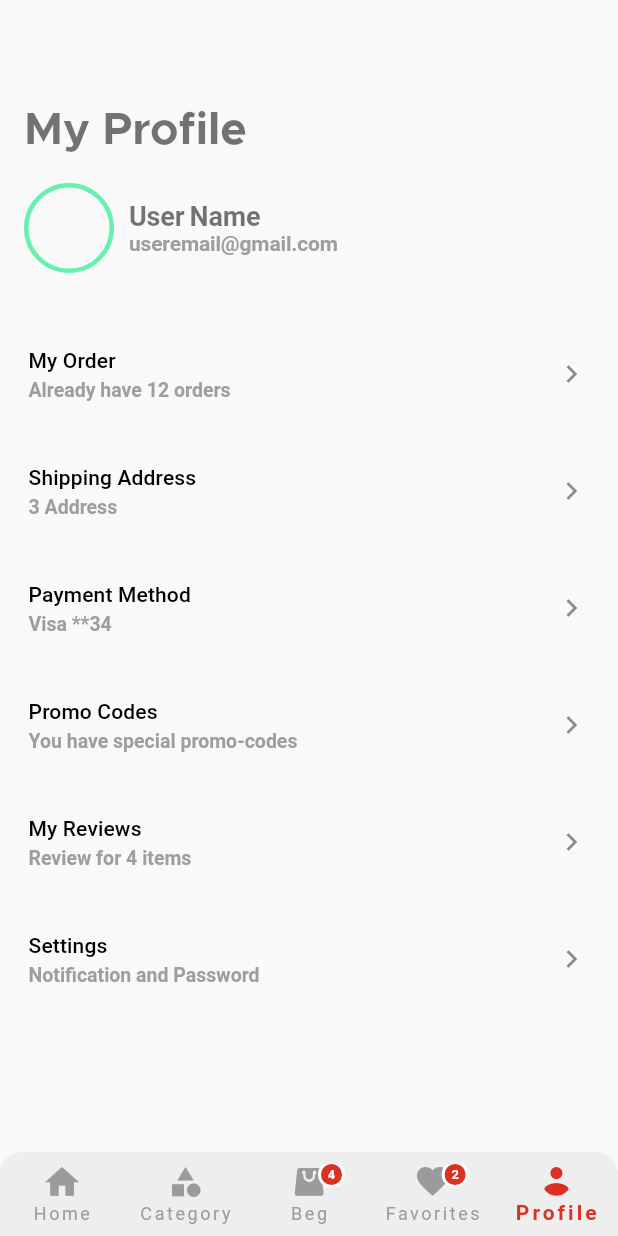
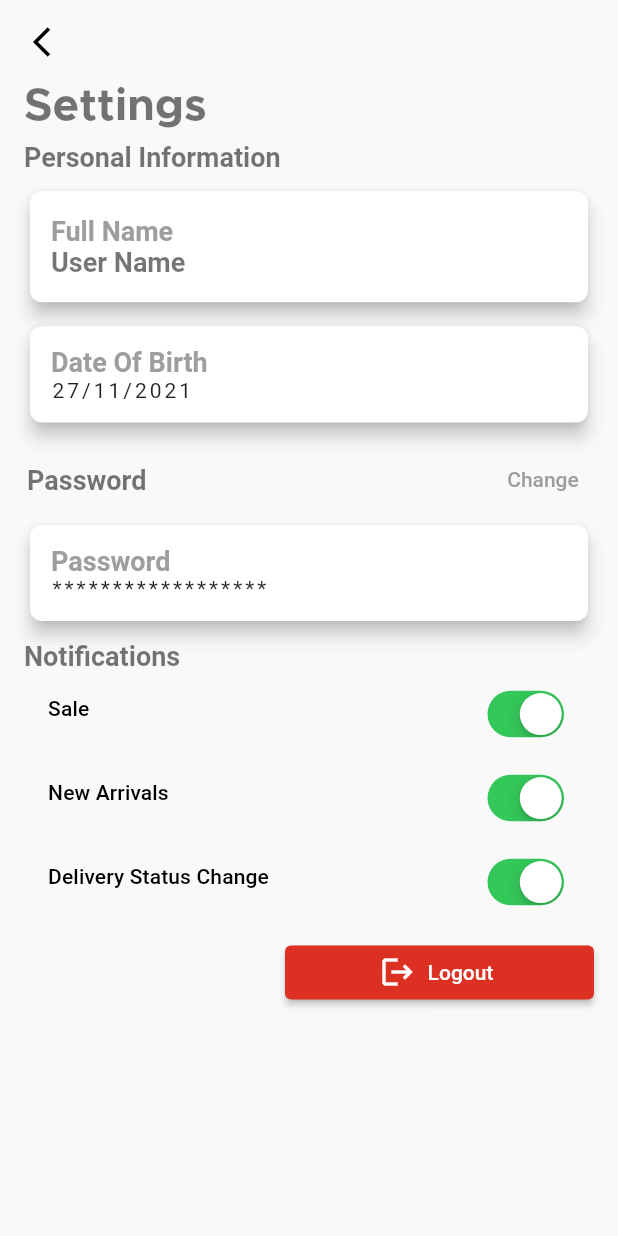
Before and after one commit to Muhammad-Sharif-Ullah/flutter_eshop, a Flutter app: the screen it shows after launch, item 5 of the bottom bar chosen, after a tap on "Settings", on a phone screen of 412 x 824 dp. Run offline on Flutter 3.47's test engine with Material 2 defaults, Android fonts, the light colour scheme and no system bars; our stand-ins replace carousel_slider.

Commit message:
Profile Settings view Now Working but every section not functionable

```diff
--- a/lib/pages/forgot_pass_view.dart
+++ b/lib/pages/forgot_pass_view.dart
@@ -21,10 +21,10 @@ class _ForgotPassPageState extends State<ForgotPassPage> {
   Widget build(BuildContext context) {
     final Size size = MediaQuery.of(context).size;
     final double width = size.width;
-    final double height = size.height;
+    // final double height = size.height;
     final TextTheme textTheme = Theme.of(context).textTheme;
-    final bool isDarkMode =
-        MediaQuery.of(context).platformBrightness == Brightness.dark;
+    // final bool isDarkMode =
+    //     MediaQuery.of(context).platformBrightness == Brightness.dark;
 
     Widget requestToResetPass() {
       return BigSplashButton(
--- a/lib/pages/nav_views/profile_view.dart
+++ b/lib/pages/nav_views/profile_view.dart
@@ -1,5 +1,5 @@
 import 'package:flutter/material.dart';
-import 'package:flutter_eshop/theme/app_colors.dart';
+import 'package:flutter_eshop/routes/app_pages.dart';
 import 'package:flutter_eshop/theme/app_constant.dart';
 import 'package:flutter_eshop/widget/bottom_nav_widget.dart';
 
@@ -14,24 +14,27 @@ class ProfleView extends StatelessWidget {
 
     //   body: SafeArea(child: Center(child: Text("Profle View"))),
     // );
-    final Size size = MediaQuery.of(context).size;
-    final double width = size.width;
-    final double height = size.height;
+    // final Size size = MediaQuery.of(context).size;
+    // final double width = size.width;
+    // final double height = size.height;
     final TextTheme textTheme = Theme.of(context).textTheme;
-    final bool isDarkMode =
-        MediaQuery.of(context).platformBrightness == Brightness.dark;
+    // final bool isDarkMode =
+    //     MediaQuery.of(context).platformBrightness == Brightness.dark;
 
     return Scaffold(
-      appBar: AppBar(),
+      // appBar: AppBar(),
       extendBody: true,
       bottomNavigationBar: const CustomBottomNavigator(),
       body: SingleChildScrollView(
         physics: const ClampingScrollPhysics(),
         child: Padding(
-          padding: const EdgeInsets.all(AppConstant.kPadding),
+          padding: const EdgeInsets.symmetric(horizontal: AppConstant.kPadding),
           child: Column(
             crossAxisAlignment: CrossAxisAlignment.start,
             children: [
+              SizedBox(
+                height: MediaQuery.of(context).padding.top + 10,
+              ),
               Text(
                 'My Profile',
                 style: textTheme.headline1,
@@ -110,8 +113,8 @@ class ProfleView extends StatelessWidget {
                 context,
                 title: 'Settings',
                 text: 'Notification and Password',
-                // onTap: () => Get.to(() => SettingsView()),
-                onTap: () {},
+                onTap: () => Navigator.pushNamed(context, AppRoutes.settings),
+                // onTap: () {},
               ),
               // onTap: () async {
               //   await FireBaseAuth.logOut();
--- /dev/null
+++ b/lib/pages/nav_views/settings_view.dart
@@ -0,0 +1,323 @@
+import 'package:flutter/cupertino.dart';
+import 'package:flutter/material.dart';
+import 'package:flutter_eshop/theme/app_colors.dart';
+import 'package:flutter_eshop/theme/app_constant.dart';
+import 'package:flutter_eshop/utils/validator.dart';
+import 'package:flutter_eshop/widget/password_field.dart';
+import 'package:intl/intl.dart';
+
+class SettingsView extends StatefulWidget {
+  const SettingsView({Key? key}) : super(key: key);
+
+  @override
+  State<SettingsView> createState() => _SettingsViewState();
+}
+
+class _SettingsViewState extends State<SettingsView> {
+  @override
+  Widget build(BuildContext context) {
+    DateTime newDOB = DateTime.now();
+    DateTime oldDOB = DateTime.now();
+    final inputFormat = DateFormat('dd/MM/yyyy');
+    final double width = MediaQuery.of(context).size.width;
+    final double height = MediaQuery.of(context).size.height;
+
+    getFormatDOB() => inputFormat.format(newDOB);
+    final bool isDarkMode =
+        MediaQuery.of(context).platformBrightness == Brightness.dark;
+    final TextTheme textTheme = Theme.of(context).textTheme;
+
+    return Scaffold(
+      backgroundColor:
+          isDarkMode ? AppColors.backgroundDark : AppColors.backgroundLight,
+      appBar: AppBar(
+        // title: Text('SettingsView'),
+        // iconTheme: IconThemeData(),
+        leading: IconButton(
+          icon: const Icon(Icons.arrow_back_ios_sharp),
+          // onPressed: () => Get.back(),
+          onPressed: () => Navigator.pop(context),
+        ),
+        centerTitle: true,
+      ),
+      body: SafeArea(
+        child: SingleChildScrollView(
+          physics: const ClampingScrollPhysics(),
+          child: Padding(
+            padding:
+                const EdgeInsets.symmetric(horizontal: AppConstant.kPadding),
+            child: Column(
+              crossAxisAlignment: CrossAxisAlignment.start,
+              children: [
+                Text(
+                  'Settings',
+                  style: textTheme.headline1,
+                ),
+                SizedBox(height: height * .01),
+                Text(
+                  'Personal Information',
+                  style: textTheme.headline3,
+                ),
+                SizedBox(height: height * .01),
+                SettingCard(
+                  height: 74,
+                  isDarkMode: isDarkMode,
+                  width: width,
+                  child: Column(
+                    mainAxisAlignment: MainAxisAlignment.center,
+                    crossAxisAlignment: CrossAxisAlignment.start,
+                    children: [
+                      Text("Full Name",
+                          style: textTheme.caption?.copyWith(
+                              color: Colors.grey,
+                              wordSpacing: 0,
+                              fontWeight: FontWeight.bold)),
+                      Text("User Name", style: textTheme.caption),
+                    ],
+                  ),
+                ),
+                SizedBox(height: height * .01),
+                InkWell(
+                  onTap: () => changeDOB(newDOB, oldDOB, isDarkMode, context),
+                  child: SettingCard(
+                      height: 64,
+                      isDarkMode: isDarkMode,
+                      width: width,
+                      child: Column(
+                        mainAxisAlignment: MainAxisAlignment.center,
+                        crossAxisAlignment: CrossAxisAlignment.start,
+                        children: [
+                          Text(
+                            "Date Of Birth",
+                            style: textTheme.caption?.copyWith(
+                                color: Colors.grey,
+                                wordSpacing: 0,
+                                fontWeight: FontWeight.bold),
+                          ),
+                          Text(getFormatDOB().toString())
+                        ],
+                      )),
+                ),
+                SizedBox(height: height * .01),
+                Padding(
+                  padding: const EdgeInsets.all(2.0),
+                  child: Row(
+                    mainAxisAlignment: MainAxisAlignment.spaceBetween,
+                    children: [
+                      Text(
+                        'Password',
+                        style: textTheme.headline3,
+                      ),
+                      TextButton(
+                          onPressed: () {
+                            changePassword(context, height);
+                          },
+                          child: const Text("Change",
+                              style: TextStyle(color: Colors.grey))),
+                    ],
+                  ),
+                ),
+                SettingCard(
+                  height: 64,
+                  isDarkMode: isDarkMode,
+                  width: width,
+                  child: Column(
+                    mainAxisAlignment: MainAxisAlignment.center,
+                    crossAxisAlignment: CrossAxisAlignment.start,
+                    children: [
+                      Text("Password",
+                          style: textTheme.caption?.copyWith(
+                              color: Colors.grey,
+                              wordSpacing: 0,
+                              fontWeight: FontWeight.bold)),
+                      const Text("******************")
+                    ],
+                  ),
+                ),
+                SizedBox(height: height * .011),
+                Text(
+                  'Notifications',
+                  style: textTheme.headline3,
+                ),
+                buildSwitchButton("Sale", true, context, textTheme),
+                buildSwitchButton("New Arrivals", true, context, textTheme),
+                buildSwitchButton(
+                  "Delivery Status Change",
+                  true,
+                  context,
+                  textTheme,
+                ),
+                SizedBox(height: height * .01),
+                Align(
+                  alignment: Alignment.centerRight,
+                  child: SizedBox(
+                    width: width * .5,
+                    child: ElevatedButton.icon(
+                        onPressed: () async {
+                          // await FireBaseAuth.logOut();
+                          // Get.offAllNamed(Routes.AUTHENTICATION);
+                        },
+                        icon: const Icon(Icons.logout),
+                        label: const Text("Logout")),
+                  ),
+                )
+              ],
+            ),
+          ),
+        ),
+      ),
+    );
+  }
+
+  Future<dynamic> changePassword(BuildContext context, double height) {
+    TextEditingController oldPASS = TextEditingController();
+    TextEditingController newPAss = TextEditingController();
+
+    return showModalBottomSheet<void>(
+      context: context,
+      builder: (BuildContext context) {
+        return Container(
+          color: Colors.white,
+          height: height,
+          child: Column(
+            children: [
+              Expanded(
+                child: PasswordField(
+                  label: 'Old Password',
+                  hintText: "********",
+                  passCNT: oldPASS,
+                  validator: (String? value) => Validator.passValidate(value),
+                ),
+              ),
+            ],
+          ),
+        );
+      },
+    );
+  }
+
+  Future<dynamic> changeDOB(
+      DateTime newDOB, DateTime oldDOB, bool isDarkMode, BuildContext context) {
+    // return Get.defaultDialog(
+    //   backgroundColor: isDarkMode ? AppColors.blackDark : AppColors.white,
+    //   title: "Select Date Of Birth",
+    //   titleStyle:
+    //       TextStyle(color: !isDarkMode ? AppColors.blackDark : AppColors.white),
+    //   confirm: ElevatedButton(
+    //     onPressed: () {
+    //       //TODO: Changing Code with Backend
+    //       newDOB = oldDOB;
+    //       // Get.back();
+    //       Navigator.pop(context);
+    //     },
+    //     child: const Text("Change Now"),
+    //     style: ElevatedButton.styleFrom(primary: AppColors.success),
+    //   ),
+    //   cancel: ElevatedButton(
+    //       onPressed: () => Navigator.pop(context), child: const Text("Cancel")),
+    //   content: Container(
+    //     color: Colors.white,
+    //     height: 300,
+    //     child: CupertinoTheme(
+    //       data: CupertinoThemeData(
+    //         brightness: isDarkMode ? Brightness.dark : Brightness.light,
+    //       ),
+    //       child: CupertinoDatePicker(
+    //         backgroundColor: isDarkMode ? AppColors.blackDark : AppColors.white,
+    //         mode: CupertinoDatePickerMode.date,
+    //         initialDateTime: newDOB,
+    //         onDateTimeChanged: (DateTime newDateTime) {
+    //           oldDOB = newDateTime;
+    //         },
+    //       ),
+    //     ),
+    //   ),
+    // );
+    return showDialog(
+      context: context,
+      builder: (context) => AlertDialog(
+        actions: [
+          ElevatedButton(
+            onPressed: () => Navigator.pop(context),
+            child: const Text("Cancel"),
+          ),
+          ElevatedButton(
+            onPressed: () {
+              //TODO: Changing Code with Backend
+              newDOB = oldDOB;
+              // Get.back();
+              Navigator.pop(context);
+            },
+            child: const Text("Change Now"),
+            style: ElevatedButton.styleFrom(primary: AppColors.success),
+          )
+        ],
+        backgroundColor: isDarkMode ? AppColors.blackDark : AppColors.white,
+        title: Text(
+          'Select Date Of Birth',
+          style: TextStyle(
+              color: !isDarkMode ? AppColors.blackDark : AppColors.white),
+        ),
+        content: Container(
+          color: Colors.white,
+          height: 300,
+          child: CupertinoTheme(
+            data: CupertinoThemeData(
+              brightness: isDarkMode ? Brightness.dark : Brightness.light,
+            ),
+            child: CupertinoDatePicker(
+              backgroundColor:
+                  isDarkMode ? AppColors.blackDark : AppColors.white,
+              mode: CupertinoDatePickerMode.date,
+              initialDateTime: newDOB,
+              onDateTimeChanged: (DateTime newDateTime) {
+                oldDOB = newDateTime;
+              },
+            ),
+          ),
+        ),
+      ),
+    );
+  }
+
+  ListTile buildSwitchButton(String btnName, bool onActive,
+      BuildContext context, TextTheme textTheme) {
+    return ListTile(
+      leading: Text(btnName, style: textTheme.subtitle2),
+      trailing: CupertinoSwitch(
+        value: onActive,
+        onChanged: (value) {},
+      ),
+    );
+  }
+}
+
+class SettingCard extends StatelessWidget {
+  const SettingCard({
+    Key? key,
+    this.height = 64,
+    required this.child,
+    required this.isDarkMode,
+    required this.width,
+  }) : super(key: key);
+  final Widget child;
+  final double height;
+  final bool isDarkMode;
+  final double width;
+
+  @override
+  Widget build(BuildContext context) {
+    return Card(
+      elevation: 5,
+      shape: RoundedRectangleBorder(borderRadius: BorderRadius.circular(8.0)),
+      color: isDarkMode ? AppColors.blackDark : AppColors.white,
+      child: Container(
+        height: height,
+        padding: const EdgeInsets.only(left: 14.0),
+        alignment: Alignment.centerLeft,
+        width: width,
+        child: child,
+      ),
+    );
+  }
+}
--- a/lib/routes/app_pages.dart
+++ b/lib/routes/app_pages.dart
@@ -1,6 +1,7 @@
 import 'package:flutter_eshop/pages/forgot_pass_view.dart';
 import 'package:flutter_eshop/pages/home_page.dart';
 import 'package:flutter_eshop/pages/login_page.dart';
+import 'package:flutter_eshop/pages/nav_views/settings_view.dart';
 import 'package:flutter_eshop/pages/signup_page.dart';
 
 part 'app_routes.dart';
@@ -13,5 +14,6 @@ class AppPages {
     AppRoutes.login: (context) => const LoginPage(),
     AppRoutes.signup: (context) => const SignUpPage(),
     AppRoutes.forgotPassword: (context) => const ForgotPassPage(),
+    AppRoutes.settings : (context)=> const SettingsView(),
   };
 }
--- a/lib/routes/app_routes.dart
+++ b/lib/routes/app_routes.dart
@@ -3,10 +3,11 @@ part of 'app_pages.dart';
 abstract class AppRoutes {
   AppRoutes._();
   static const home = _Paths.home;
-  static const test = _Paths.test;
   static const login = _Paths.logIn;
   static const signup = _Paths.signup;
   static const forgotPassword = _Paths.forgotPassword;
+  static const settings = _Paths.settings;
+  static const test = _Paths.test;
 }
 
 abstract class _Paths {
@@ -14,5 +15,6 @@ abstract class _Paths {
   static const String logIn = "login";
   static const String signup = "signup";
   static const String forgotPassword = "forgotPassword";
+  static const String settings = "/settings";
   static const String test = "/test";
 }
--- a/lib/widget/bottom_nav_widget.dart
+++ b/lib/widget/bottom_nav_widget.dart
@@ -12,7 +12,7 @@ class CustomBottomNavigator extends StatelessWidget {
 
   @override
   Widget build(BuildContext context) {
-    final TextTheme textTheme = Theme.of(context).textTheme;
+    // final TextTheme textTheme = Theme.of(context).textTheme;
     final bool isDarkMode =
         MediaQuery.of(context).platformBrightness == Brightness.dark;
 
--- a/lib/widget/product_cart.dart
+++ b/lib/widget/product_cart.dart
@@ -2,7 +2,7 @@ import 'package:flutter/material.dart';
 import 'package:flutter_eshop/theme/app_colors.dart';
 import 'package:flutter_eshop/widget/favorite_button.dart';
 import 'package:flutter_eshop/widget/price_text_widget.dart';
-import 'package:flutter_eshop/widget/ratingWidget.dart';
+import 'package:flutter_eshop/widget/rating_widget.dart';
 
 class ProductCard extends StatelessWidget {
   const ProductCard({
--- a/lib/widget/ratingWidget.dart
+++ b/lib/widget/rating_widget.dart
@@ -6,15 +6,15 @@ class RatingWidget extends StatelessWidget {
   final int peopleCount;
   @override
   Widget build(BuildContext context) {
-    final String rate = "★";
-    final String notRated = "☆";
+    const String rate = "★";
+    const String notRated = "☆";
     return Text.rich(
       TextSpan(
-        style: TextStyle(fontSize: 14, color: Colors.grey),
+        style: const TextStyle(fontSize: 14, color: Colors.grey),
         children: [
           TextSpan(
-              text: '${rate * rated}',
-              style: TextStyle(color: Color(0xFFFFBA49), fontSize: 16)),
+              text:  '${rate * rated}',
+              style: const TextStyle(color: Color(0xFFFFBA49), fontSize: 16)),
           TextSpan(text: '${notRated * (5 - rated)}'),
           if(peopleCount!=0)
           TextSpan(text: ' ($peopleCount)'),
--- a/pubspec.yaml
+++ b/pubspec.yaml
@@ -31,6 +31,7 @@ dependencies:
   cupertino_icons: ^1.0.2
   flutter:
     sdk: flutter
+  intl: ^0.17.0
   provider: ^6.0.1
 
 dev_dependencies:
@@ -71,7 +72,7 @@ flutter:
     - family: Metropolis-Regular
       fonts:
         - asset: assets/fonts/Metropolis-Regular.otf
-    - family:  NabIcon
+    - family: NabIcon
       fonts:
         - asset: assets/fonts/NabIcon.ttf
   #   - family: Trajan Pro
```
Also changed, not shown: pubspec.lock.
